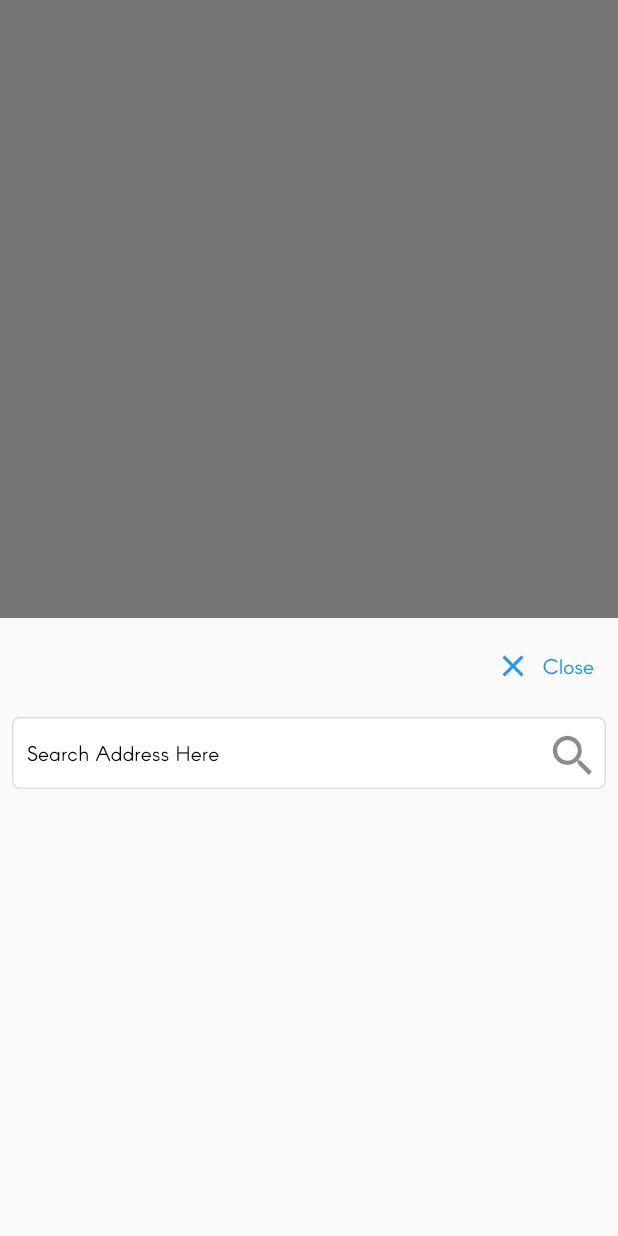
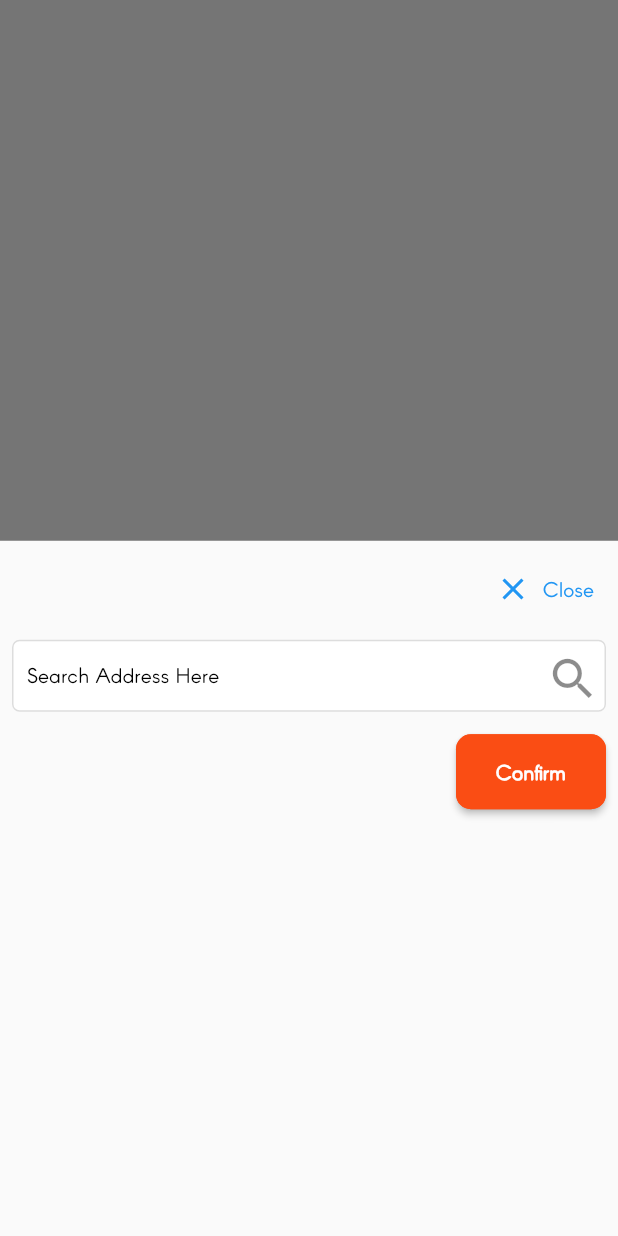
Before and after one commit to AbirAhsan/jacobpro, a Flutter app: what searchAddress() shows on an empty page, opened directly, on a phone screen of 412 x 824 dp. Run offline on Flutter 3.47's test engine with Material 2 defaults, Android fonts, the phone set to English and light mode, and no system bars; our stand-ins replace awesome_dialog, cached_network_image, easy_localization, flutter_easyloading, get, get_storage and 2 more; missing offline and left inert: google_static_maps_controller; accounts and stored records are empty.

Commit message:
static map intigration done for search customer address

```diff
--- a/lib/view/my_customer/add_new_customer_screen.dart
+++ b/lib/view/my_customer/add_new_customer_screen.dart
@@ -1,9 +1,11 @@
 import 'package:easy_localization/easy_localization.dart';
 import 'package:flutter/material.dart';
 import 'package:get/get.dart' hide Trans;
+import 'package:google_static_maps_controller/google_static_maps_controller.dart';
 import 'package:service/controller/customer_controller.dart';
 import 'package:service/view/variables/colors_variable.dart';
 import 'package:service/view/variables/text_style.dart';
+import 'package:service/view/widgets/custom_company_button.dart';
 import 'package:service/view/widgets/custom_submit_button.dart';
 
 import '../../generated/locale_keys.g.dart';
@@ -102,7 +104,7 @@ class AddNewCustomerScreen extends StatelessWidget {
                           labelText: "State",
                           controller: customerCtrl.customerStateCtrl,
                           keyboardType: TextInputType.name,
-                          readOnly: false,
+                          readOnly: true,
                           onTap: () {
                             customerCtrl.searchTextCtrl.clear();
                             customerCtrl.suggestedAddressList.clear();
@@ -114,7 +116,7 @@ class AddNewCustomerScreen extends StatelessWidget {
                           labelText: "City",
                           controller: customerCtrl.customerCityCtrl,
                           keyboardType: TextInputType.name,
-                          readOnly: false,
+                          readOnly: true,
                           onTap: () {
                             customerCtrl.searchTextCtrl.clear();
                             customerCtrl.suggestedAddressList.clear();
@@ -126,7 +128,7 @@ class AddNewCustomerScreen extends StatelessWidget {
                           labelText: "Country",
                           controller: customerCtrl.customerCountryCtrl,
                           keyboardType: TextInputType.name,
-                          readOnly: false,
+                          readOnly: true,
                           onTap: () {
                             customerCtrl.searchTextCtrl.clear();
                             customerCtrl.suggestedAddressList.clear();
@@ -138,7 +140,7 @@ class AddNewCustomerScreen extends StatelessWidget {
                           labelText: "Post code",
                           controller: customerCtrl.customerPostCodeCtrl,
                           keyboardType: TextInputType.number,
-                          readOnly: false,
+                          readOnly: true,
                           onTap: () {
                             customerCtrl.searchTextCtrl.clear();
                             customerCtrl.suggestedAddressList.clear();
@@ -200,7 +202,7 @@ searchAddress() {
             init: CustomerController(),
             builder: (customerCtrl) {
               return SizedBox(
-                height: Get.height / 2,
+                height: Get.height,
                 child: Padding(
                   padding: const EdgeInsets.all(8.0),
                   child: Column(
@@ -234,25 +236,85 @@ searchAddress() {
                         },
                       ),
                       Expanded(
+                        child: ListView(
+                          children: [
+                            customerCtrl.suggestedAddressList.isNotEmpty
+                                ? SizedBox(
+                                    height: 200,
                                     child: ListView.builder(
+                                        shrinkWrap: true,
                                         padding: const EdgeInsets.all(10),
-                            itemCount: customerCtrl.suggestedAddressList.length,
+                                        itemCount: customerCtrl
+                                            .suggestedAddressList.length,
                                         itemBuilder: (buildContext, index) {
                                           return Card(
                                             child: ListTile(
                                               title: Text(customerCtrl
-                                      .suggestedAddressList[index]!),
+                                                      .suggestedAddressList[
+                                                  index]!),
                                               onTap: () {
-                                    customerCtrl.searchTextCtrl.text =
+                                                customerCtrl.searchTextCtrl
+                                                    .text = customerCtrl
+                                                        .suggestedAddressList[
+                                                    index]!;
+
                                                 customerCtrl
-                                            .suggestedAddressList[index]!;
-
-                                    customerCtrl.getAddressDetails();
+                                                    .getAddressDetails();
                                               },
                                             ),
                                           );
                                         }),
                                   )
+                                : Container(),
+                            customerCtrl.addressLat != null ||
+                                    customerCtrl.addressLong != null
+                                ? Image(
+                                    image: StaticMapController(
+                                    googleApiKey:
+                                        "AIzaSyDfVYnKtLaoJJSFXxCQZ54U4udtIwv4ahk",
+                                    width: Get.width.toInt(),
+                                    height: (Get.width ~/ 2).toInt(),
+                                    zoom: 8,
+                                    language: "EN",
+                                    visible: [
+                                      // Location(
+                                      //     double.parse(topicDetails
+                                      //             .locationLat!.isNotEmpty
+                                      //         ? topicDetails.locationLat!
+                                      //         : "0.0"),
+                                      //     double.parse(topicDetails
+                                      //             .locationLong!.isNotEmpty
+                                      //         ? topicDetails.locationLong!
+                                      //         : "0.0")),
+                                    ],
+                                    // maptype: StaticMapType.satellite,
+                                    markers: [
+                                      Marker(locations: [
+                                        Location(
+                                          customerCtrl.addressLat ?? 0.0,
+                                          customerCtrl.addressLong ?? 0.0,
+                                        )
+                                      ]),
+                                    ],
+                                    scale: MapScale.scale1,
+                                    center: Location(
+                                      customerCtrl.addressLat ?? 0.0,
+                                      customerCtrl.addressLong ?? 0.0,
+                                    ),
+                                  ).image)
+                                : Container(),
+                            Align(
+                              alignment: Alignment.topRight,
+                              child: CustomCompanyButton(
+                                  fizedSize: Size(100, 50),
+                                  buttonName: "Confirm",
+                                  onPressed: () {
+                                    PageNavigationService.backScreen();
+                                  }),
+                            )
+                          ],
+                        ),
+                      ),
                     ],
                   ),
                 ),
--- a/pubspec.yaml
+++ b/pubspec.yaml
@@ -45,6 +45,7 @@ dependencies:
   cached_network_image: ^3.2.3
   dropdown_search: ^5.0.6
   syncfusion_flutter_calendar: ^20.4.54
+  google_static_maps_controller: ^1.0.0
 
 dev_dependencies:
   flutter_test:
```
Also changed, not shown: lib/controller/customer_controller.dart (+8 -2 lines), pubspec.lock. Lines whose indentation alone changed are shown as unchanged.
